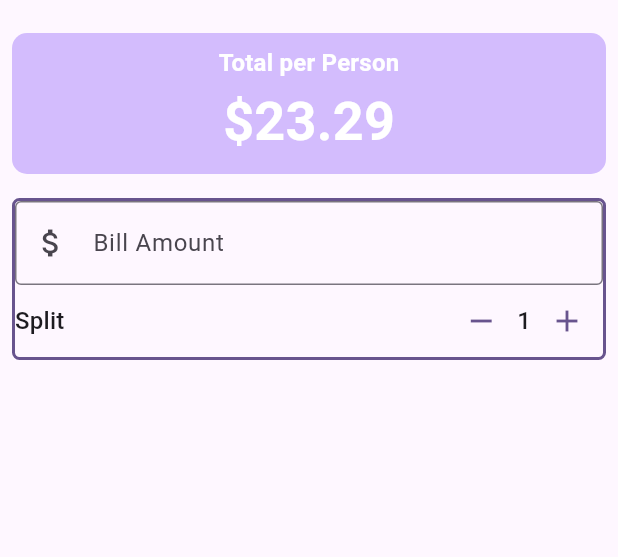
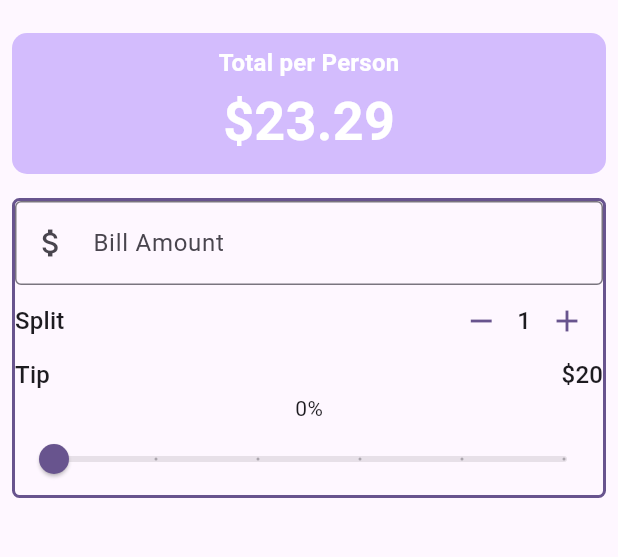
Before and after one commit to Williamkeisy39/flutter_calculator, a Flutter app: the screen it shows after launch, on a phone screen of 412 x 824 dp, the part 63-620 px from its top. Run offline on Flutter 3.47's test engine with Material 3 defaults, Android fonts, the phone set to English and light mode, and no system bars.

Commit message:
Refactor Slider

```diff
--- a/lib/main.dart
+++ b/lib/main.dart
@@ -1,5 +1,6 @@
 import 'package:flutter/material.dart';
 import 'package:utipsi/widgets/person_counter.dart';
+import 'package:utipsi/widgets/tip_slider.dart';
 
 void main() {
   runApp(const MyApp());
@@ -31,6 +32,8 @@ class UTipsi extends StatefulWidget {
 
 class _UTipsiState extends State<UTipsi> {
   int _personCount = 1;
+
+  double _tipPercentage = 0.0;
   //Methods
   void increment() {
     setState(() {
@@ -108,6 +111,32 @@ class _UTipsiState extends State<UTipsi> {
                     personCount: _personCount,
                     onDecrement: decrement,
                     onIncrement: increment,
+                  ),
+                  //add section
+                  Row(
+                    mainAxisAlignment: MainAxisAlignment.spaceBetween,
+                    children: [
+                      Text(
+                        'Tip',
+                        style: theme.textTheme.titleMedium,
+                      ),
+                      Text(
+                        '\$20',
+                        style: theme.textTheme.titleMedium,
+                      ),
+                    ],
+                  ),
+                  //slider text
+                  Text('${(_tipPercentage * 100).round()}%'),
+
+                  //==Tip Slider ==
+                  TipSlider(
+                    tipPercentage: _tipPercentage,
+                    onChanged: (double value) {
+                      setState(() {
+                        _tipPercentage = value;
+                      });
+                    },
                   )
                 ],
               ),
--- /dev/null
+++ b/lib/widgets/tip_slider.dart
@@ -0,0 +1,24 @@
+import 'package:flutter/material.dart';
+
+class TipSlider extends StatelessWidget {
+  const TipSlider({
+    super.key,
+    required double tipPercentage,
+    required this.onChanged,
+  }) : _tipPercentage = tipPercentage;
+
+  final double _tipPercentage;
+  final ValueChanged<double> onChanged;
+
+  @override
+  Widget build(BuildContext context) {
+    return Slider(
+      value: _tipPercentage,
+      onChanged: onChanged,
+      min: 0,
+      max: 0.5,
+      divisions: 5,
+      label: '${(_tipPercentage * 100).round()}',
+    );
+  }
+}
```
